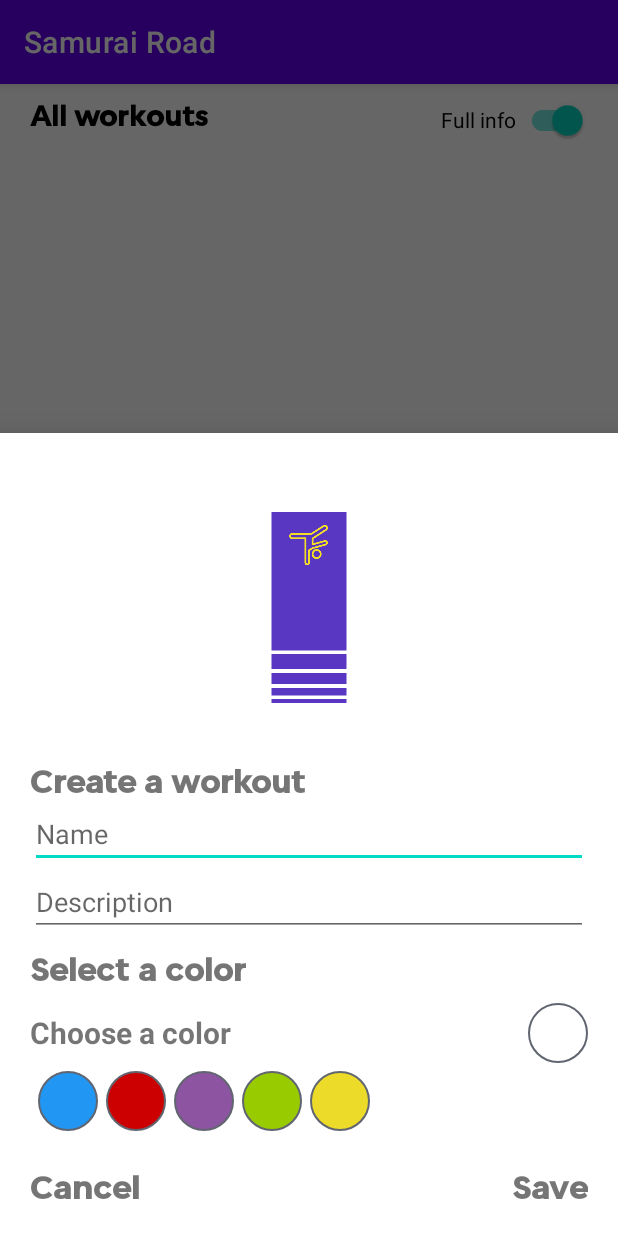
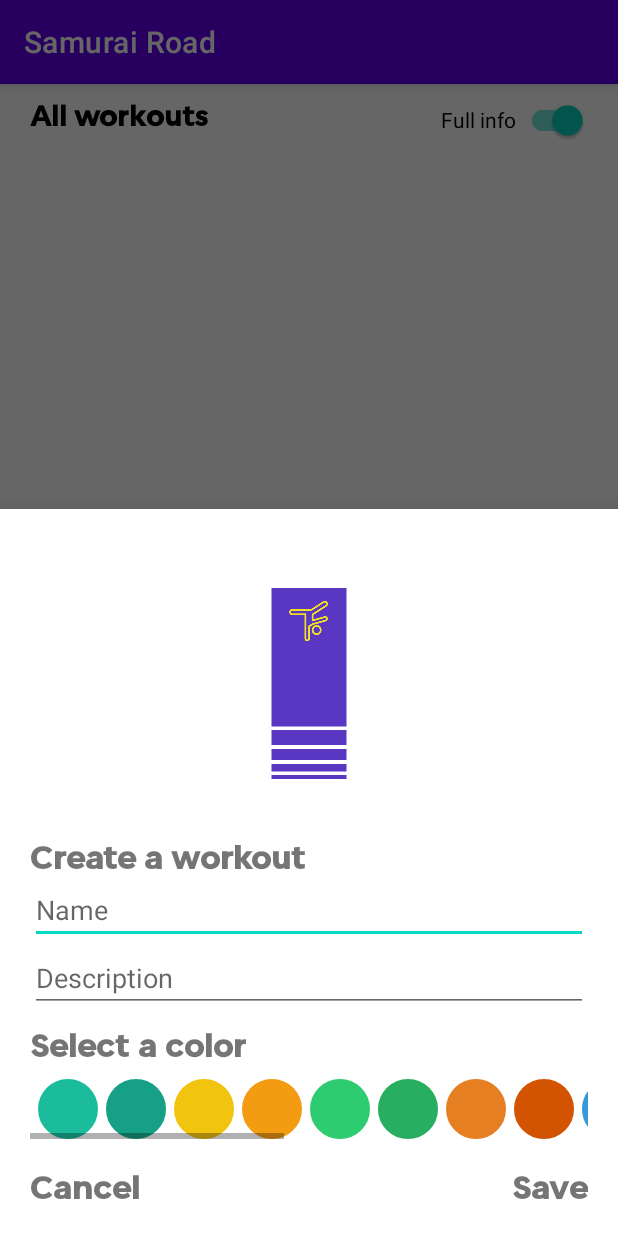
Before and after one commit to D0ytr6/workout-design-app, an Android app: the WorkoutsListFragment screen opened through its navigation route, after a tap on an icon or button, on a phone screen of 412 x 824 dp. Run offline under Robolectric (Android 15) with nearby library versions, the phone set to English and light mode, and no system bars; our stand-ins replace Room's generated code, navigation-ui.

Commit message:
Create color picker

```diff
--- /dev/null
+++ b/app/src/main/java/com/example/samurairoad/adapters/ColorPaletteAdapter.kt
@@ -0,0 +1,71 @@
+package com.example.samurairoad.adapters
+
+import android.util.Log
+import android.view.LayoutInflater
+import android.view.ViewGroup
+import androidx.recyclerview.widget.RecyclerView
+import com.example.samurairoad.R
+import com.example.samurairoad.adapters.models.PaletteCircle
+import com.example.samurairoad.databinding.ColorPickerItemBinding
+import com.example.samurairoad.repository.WorkoutRepository
+
+class ColorPaletteAdapter(val listener: OnColorClickListener) : RecyclerView.Adapter<ColorPaletteAdapter.PaletteViewHolder>() {
+
+    var paletteList = emptyList<PaletteCircle>()
+        set(value) {
+            field = value
+            notifyDataSetChanged()
+        }
+
+    private var isColorPicked = false
+    private var previousColor: Int? = null
+
+    class PaletteViewHolder(
+        val binding: ColorPickerItemBinding) : RecyclerView.ViewHolder(binding.root){
+    }
+
+    override fun onCreateViewHolder(parent: ViewGroup, viewType: Int): PaletteViewHolder {
+        val inflater: LayoutInflater = LayoutInflater.from(parent.context)
+        val binding = ColorPickerItemBinding.inflate(inflater, parent, false)
+        return PaletteViewHolder(binding)
+    }
+
+    override fun onBindViewHolder(holder: PaletteViewHolder, position: Int) {
+        with(holder){
+            val background = binding.circleIv.background
+            background.setTint(paletteList[position].color)
+            if(paletteList[position].isChecked){
+                binding.isCheckedIv.background = binding.root.context.resources.getDrawable(R.drawable.ic_baseline_check_24)
+            }
+            else{
+                binding.isCheckedIv.background = null
+            }
+            //binding.isCheckedIv.background = null
+            binding.circleFl.setOnClickListener{
+                Log.d(WorkoutRepository.MyTag, "palette click")
+                if (previousColor != null){
+                    paletteList[previousColor!!].isChecked = false
+                    paletteList[position].isChecked = true
+                    previousColor = holder.adapterPosition
+                    notifyDataSetChanged()
+                    listener.onColorClick(paletteList[position].color)
+                }
+                else{
+                    paletteList[position].isChecked = true
+                    previousColor = holder.adapterPosition
+                    notifyDataSetChanged()
+                    listener.onColorClick(paletteList[position].color)
+                }
+            }
+        }
+    }
+
+    override fun getItemCount(): Int {
+        return paletteList.size
+    }
+
+    interface OnColorClickListener{
+        fun onColorClick(color: Int)
+    }
+
+}
--- a/app/src/main/java/com/example/samurairoad/adapters/ParentWorkoutAdapter.kt
+++ b/app/src/main/java/com/example/samurairoad/adapters/ParentWorkoutAdapter.kt
@@ -44,7 +44,8 @@ class ParentWorkoutAdapter : RecyclerView.Adapter<ParentWorkoutAdapter.WorkoutVi
             binding.titleTv.text = currentWorkout.title
             binding.descriptionTv.text = currentWorkout.description
             // TODO binding.workoutCardView.setCardBackgroundColor(Color.parseColor()) fix deprecated
-            binding.workoutCardView.setCardBackgroundColor(binding.workoutCardView.context.resources.getColor(currentWorkout.color))
+            //binding.workoutCardView.background.setTint(currentWorkout.color)
+            binding.workoutCardView.setCardBackgroundColor(currentWorkout.color)
         // setup child recycler
             val childAdapter = ChildExerciseAdapter()
 
--- /dev/null
+++ b/app/src/main/java/com/example/samurairoad/adapters/models/PaletteCircle.kt
@@ -0,0 +1,6 @@
+package com.example.samurairoad.adapters.models
+
+data class PaletteCircle(
+    val color: Int,
+    var isChecked: Boolean,
+)
--- a/app/src/main/java/com/example/samurairoad/dialogs/CreateWorkoutDialog.kt
+++ b/app/src/main/java/com/example/samurairoad/dialogs/CreateWorkoutDialog.kt
@@ -1,18 +1,23 @@
 package com.example.samurairoad.dialogs
 
 import android.app.Dialog
+import android.content.Context
 import android.os.Bundle
 import android.os.Parcelable
+import android.util.Log
 import android.view.LayoutInflater
 import android.view.View
 import android.view.ViewGroup
 import android.widget.Toast
 import androidx.navigation.fragment.findNavController
+import androidx.recyclerview.widget.LinearLayoutManager
 import com.example.samurairoad.R
+import com.example.samurairoad.adapters.ColorPaletteAdapter
+import com.example.samurairoad.adapters.models.PaletteCircle
 import com.example.samurairoad.databinding.AddWorkoutDialogBinding
 import com.google.android.material.bottomsheet.BottomSheetDialogFragment
 
-class CreateWorkoutDialog: BottomSheetDialogFragment() {
+class CreateWorkoutDialog: BottomSheetDialogFragment(){
 
     private lateinit var _binding: AddWorkoutDialogBinding
     private val binding get() = _binding
@@ -28,6 +33,20 @@ class CreateWorkoutDialog: BottomSheetDialogFragment() {
         savedInstanceState: Bundle?
     ): View? {
         _binding = AddWorkoutDialogBinding.inflate(inflater, container, false)
+
+        val adapter = ColorPaletteAdapter(object : ColorPaletteAdapter.OnColorClickListener{
+            override fun onColorClick(color: Int) {
+                selectedColor = color
+            }
+        })
+
+        val list = createPalettes(binding.root.context)
+        adapter.paletteList = list
+
+        binding.paletteRecycler.layoutManager = LinearLayoutManager(requireContext(), LinearLayoutManager.HORIZONTAL, false)
+        binding.paletteRecycler.adapter = adapter
+
+
 //        TODO replace bundle by safe args
         val listener = arguments?.getParcelable<DialogClickListener>("clickListener")
 
@@ -45,33 +64,6 @@ class CreateWorkoutDialog: BottomSheetDialogFragment() {
         }
 
         //TODO add custom color button
-
-        binding.chooseColor.blueFl.setOnClickListener {
-            binding.chooseColor.emptyBox.setImageResource(R.drawable.color_checkbox_blue)
-            selectedColor = R.color.blue
-        }
-
-        binding.chooseColor.redFl.setOnClickListener {
-            binding.chooseColor.emptyBox.setImageResource(R.drawable.color_checkbox_red)
-            binding.chooseColor.emptyBox
-            selectedColor = R.color.red
-        }
-
-        binding.chooseColor.greenFl.setOnClickListener {
-            binding.chooseColor.emptyBox.setImageResource(R.drawable.color_checkbox_green)
-            selectedColor = R.color.green
-        }
-
-        binding.chooseColor.yellowFl.setOnClickListener {
-            binding.chooseColor.emptyBox.setImageResource(R.drawable.color_checkbox_yellow)
-            selectedColor = R.color.yellow
-        }
-
-        binding.chooseColor.purpleFl.setOnClickListener {
-            binding.chooseColor.emptyBox.setImageResource(R.drawable.color_checkbox_purple)
-            selectedColor = R.color.purple_200
-        }
-
         return binding.root
     }
 
@@ -85,4 +77,17 @@ class CreateWorkoutDialog: BottomSheetDialogFragment() {
 
     }
 
+    private fun createPalettes(context: Context): List<PaletteCircle>{
+        var paletteList = mutableListOf<PaletteCircle>()
+        val colors = context.resources.getIntArray(R.array.palette_colors)
+
+        for ((index, color) in colors.withIndex()){
+            paletteList.add(PaletteCircle(color, false))
+        }
+
+        Log.d("Colors", paletteList.toString())
+
+        return paletteList
+    }
+
 }
--- a/app/src/main/res/drawable/color_checkbox_empty.xml
+++ b/app/src/main/res/drawable/color_checkbox_empty.xml
@@ -1,6 +1,7 @@
 <?xml version="1.0" encoding="utf-8"?>
 <shape xmlns:android="http://schemas.android.com/apk/res/android">
 
+    <solid android:color="@color/white"/>
     <corners android:radius="200sp"/>
     <stroke android:width="1dp" android:color="@color/darker_gray"/>
 
--- a/app/src/main/res/layout/add_workout_dialog.xml
+++ b/app/src/main/res/layout/add_workout_dialog.xml
@@ -3,6 +3,7 @@
     android:layout_width="match_parent"
     android:layout_height="match_parent"
     xmlns:app="http://schemas.android.com/apk/res-auto"
+    xmlns:tools="http://schemas.android.com/tools"
     android:orientation="vertical"
     android:padding="20dp">
 
@@ -44,10 +45,19 @@
         android:fontFamily="@font/shoika_semi"
         />
 
-    <include
-        android:id="@+id/choose_color"
-        layout="@layout/choose_color_fragment" />
+<!--    <include-->
+<!--        android:id="@+id/choose_color"-->
+<!--        layout="@layout/choose_color_fragment" />-->
 
+    <androidx.recyclerview.widget.RecyclerView
+        android:layout_marginTop="10dp"
+        android:id="@+id/palette_recycler"
+        android:layout_width="match_parent"
+        android:layout_height="wrap_content"
+        android:scrollbars="horizontal"
+        android:orientation="horizontal"
+        tools:listitem="@layout/color_picker_item"
+        />
 
     <RelativeLayout
         android:layout_marginTop="20dp"
--- /dev/null
+++ b/app/src/main/res/layout/color_picker_item.xml
@@ -0,0 +1,23 @@
+<?xml version="1.0" encoding="utf-8"?>
+<FrameLayout
+xmlns:android="http://schemas.android.com/apk/res/android"
+xmlns:app="http://schemas.android.com/apk/res-auto"
+    android:id="@+id/circle_fl"
+    android:layout_width="wrap_content"
+    android:layout_height="wrap_content"
+    android:paddingStart="5dp">
+
+    <View
+        android:id="@+id/circle_iv"
+        android:layout_width="40dp"
+        android:layout_height="40dp"
+        android:background="@drawable/color_checkbox_empty"
+        />
+
+    <View
+        android:id="@+id/is_checked_iv"
+        android:layout_width="40dp"
+        android:layout_height="40dp"
+        app:tint="@color/white" />
+
+</FrameLayout>
--- a/app/src/main/res/values/colors.xml
+++ b/app/src/main/res/values/colors.xml
@@ -19,8 +19,47 @@
     <color name="red">#ffcc0000</color>
     <color name="green">#ff99cc00</color>
 
+    <color name="turquoise">#1ABC9C</color>
+    <color name="green_sea">#16A085</color>
+    <color name="sunflower">#F1C40F</color>
+    <color name="orange">#F39C12</color>
+    <color name="emerland">#2ECC71</color>
+    <color name="nephritis">#27AE60</color>
+    <color name="carrot">#E67E22</color>
+    <color name="pumpkin">#D35400</color>
+    <color name="peterriver">#3498DB</color>
+    <color name="belizehole">#2980B9</color>
+    <color name="alizarin">#E74C3C</color>
+    <color name="pomegranate">#C0392B</color>
+    <color name="amethyst">#9B59B6</color>
+    <color name="wisteria">#8E44AD</color>
+    <color name="clouds">#ECF0F1</color>
+    <color name="silver">#BDC3C7</color>
+    <color name="wetasphalt">#34495E</color>
+    <color name="midnightblue">#2C3E50</color>
+    <color name="concrete">#95A5A6</color>
+    <color name="asbestos">#7F8C8D</color>
+
+
     <array name="palette_colors">
-
+        <item>@color/turquoise</item>
+        <item>@color/green_sea</item>
+        <item>@color/sunflower</item>
+        <item>@color/orange</item>
+        <item>@color/emerland</item>
+        <item>@color/nephritis</item>
+        <item>@color/carrot</item>
+        <item>@color/pumpkin</item>
+        <item>@color/peterriver</item>
+        <item>@color/belizehole</item>
+        <item>@color/alizarin</item>
+        <item>@color/pomegranate</item>
+        <item>@color/amethyst</item>
+        <item>@color/clouds</item>
+        <item>@color/silver</item>
+        <item>@color/wetasphalt</item>
+        <item>@color/midnightblue</item>
+        <item>@color/asbestos</item>
     </array>
 
 
```
